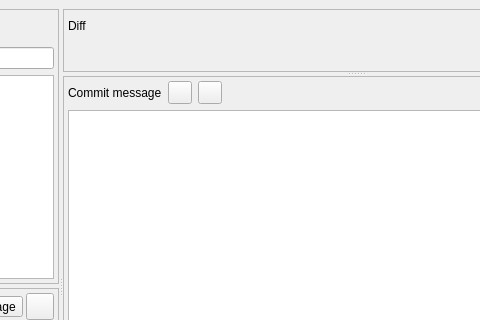
This is qgitc/commitwindow.ui in timxx/qgitc as Qt 5 draws it before an edit; both pictures show x 275 to 755 and y 0 to 320 of the 932 by 594 pixel window. The edited form follows.
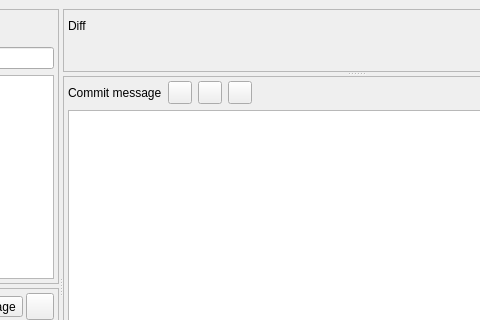
This is the edited form. Custom widgets are drawn as their Qt base class.

Commit message: Add "Show Commit" button to commit window

```diff
--- a/qgitc/commitwindow.ui
+++ b/qgitc/commitwindow.ui
@@ -350,6 +350,16 @@
                  </property>
                 </widget>
                </item>
+               <item>
+                <widget class="ColoredIconToolButton" name="btnShowCommit">
+                 <property name="toolTip">
+                  <string>Show commit window</string>
+                 </property>
+                 <property name="text">
+                  <string/>
+                 </property>
+                </widget>
+               </item>
                <item>
                 <spacer name="horizontalSpacer_4">
                  <property name="orientation">
```
The commit also changes 3 other files.
